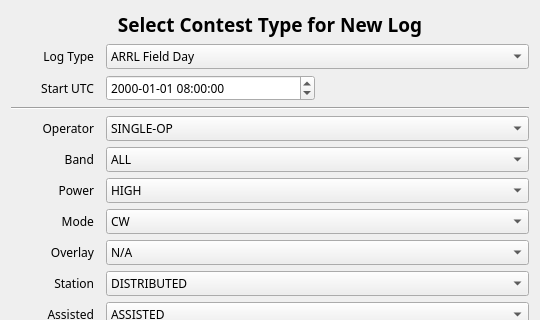
Old version of the form not1mm/data/new_contest.ui in the repository mbridak/not1mm; both pictures show x 0 to 540 and y 0 to 320 of the 540 by 693 pixel window.
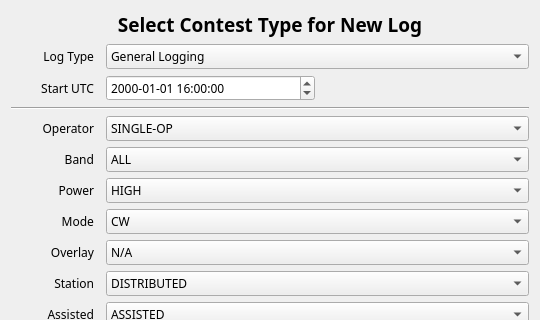
New version of the form.

Commit message: Add general logging type.

The edit to the form file:
```diff
--- a/not1mm/data/new_contest.ui
+++ b/not1mm/data/new_contest.ui
@@ -152,6 +152,11 @@
    </item>
    <item row="1" column="2" colspan="2">
     <widget class="QComboBox" name="contest">
+     <item>
+      <property name="text">
+       <string>General Logging</string>
+      </property>
+     </item>
      <item>
       <property name="text">
        <string>ARRL Field Day</string>
@@ -183,7 +188,7 @@
     <widget class="QDateTimeEdit" name="dateTimeEdit">
      <property name="time">
       <time>
-       <hour>8</hour>
+       <hour>16</hour>
        <minute>0</minute>
        <second>0</second>
       </time>
```
